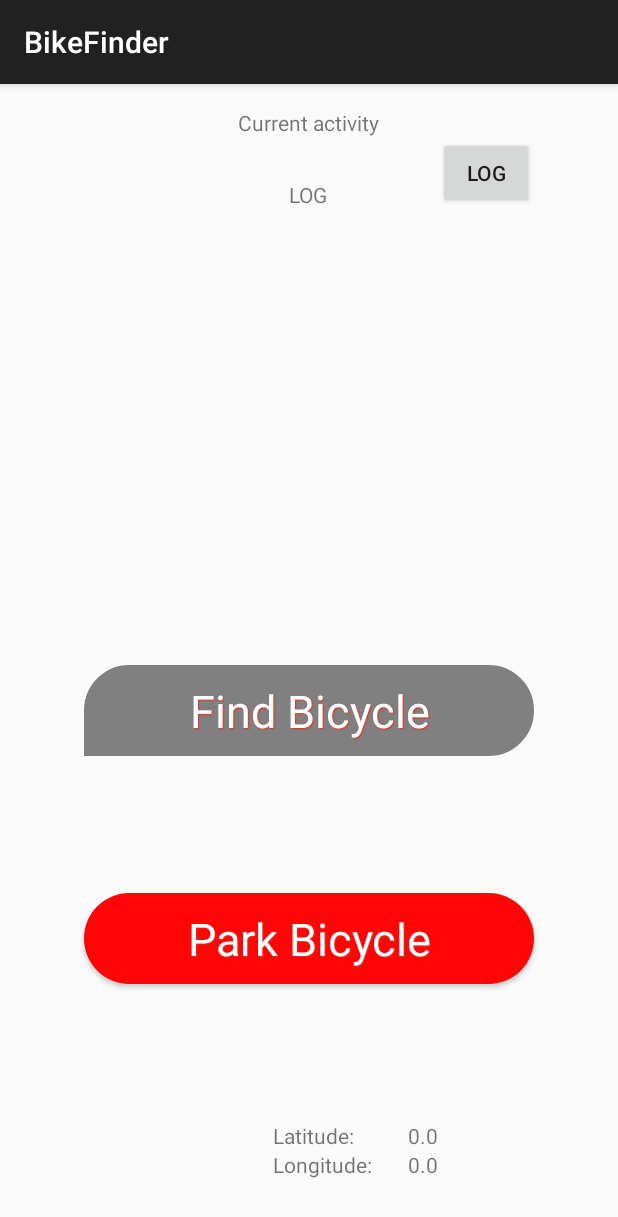
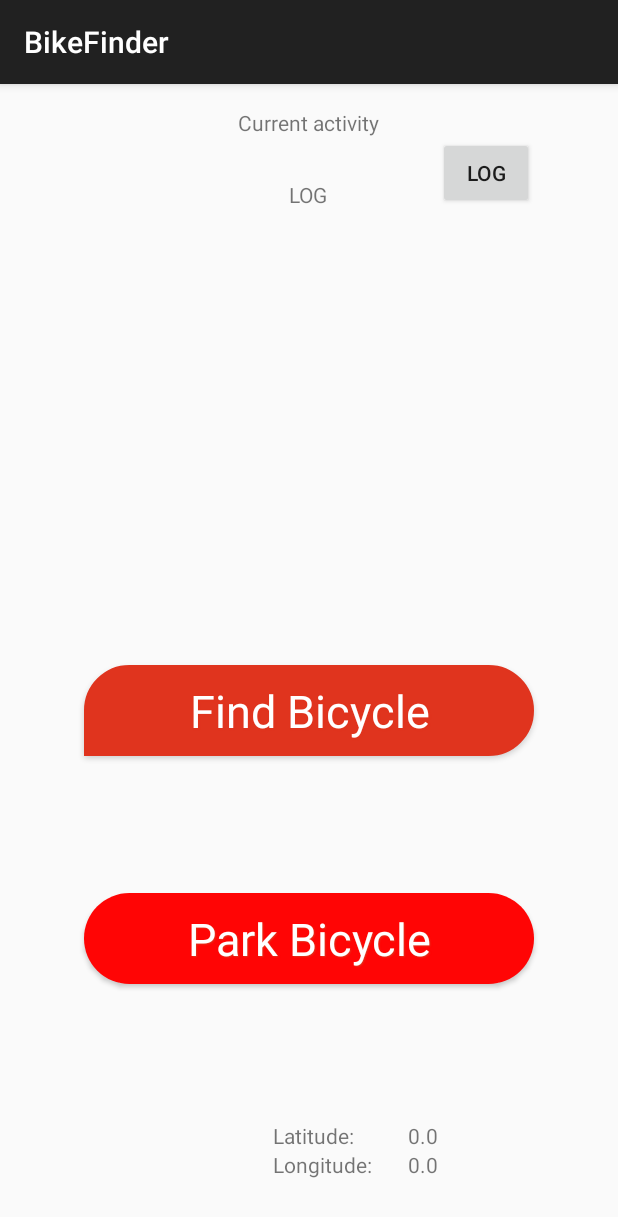
Before and after one commit to Graborg/FindMyBike, an Android app: the MainActivity screen opened directly, with no data from a screen before it, after a tap on "Park Bicycle", on a phone screen of 412 x 824 dp. Shown: the top 1217 px of the screen. Run offline under Robolectric (Android 15) with nearby library versions, the phone set to English and light mode, and no system bars; 2 statements that could not run were skipped.

Commit message:
Fixed issue where park-button wouldnt update bike position

```diff
--- a/app/src/main/java/com/example/findmybike/app/ActivityHandler.java
+++ b/app/src/main/java/com/example/findmybike/app/ActivityHandler.java
@@ -8,6 +8,7 @@ import android.content.IntentFilter;
 import android.media.MediaPlayer;
 import android.os.Bundle;
 import android.util.Log;
+import android.view.View;
 import android.widget.TextView;
 
 import com.google.android.gms.common.ConnectionResult;
@@ -85,12 +86,15 @@ public class ActivityHandler implements Serializable, GooglePlayServicesClient.C
         }
     }
 
+    private void handleParkButton(View v){
+        savePosition();
+    }
     private void resetBike(){
         nbrOfRecognizedBikeAct = 0;
         nbrOfRecognizedWalkingAct = 0;
     }
 
-    private void savePosition(){
+    public void savePosition(){
         locationHelper.startListener();
         currAct.savePosition(locationHelper.getLat(), locationHelper.getLong());;
         Context context = currAct.getApplicationContext();
--- a/app/src/main/java/com/example/findmybike/app/MainActivity.java
+++ b/app/src/main/java/com/example/findmybike/app/MainActivity.java
@@ -6,12 +6,14 @@ import android.content.Context;
 import android.content.Intent;
 import android.graphics.Color;
 import android.graphics.drawable.ColorDrawable;
+import android.media.MediaPlayer;
 import android.os.Bundle;
 import android.util.Log;
 import android.view.MenuItem;
 import android.view.View;
 import android.widget.Button;
 import android.widget.TextView;
+import android.widget.Toast;
 
 
 public class MainActivity extends AbstractReceiverActivity {
@@ -54,14 +56,14 @@ public class MainActivity extends AbstractReceiverActivity {
 
         textLat = (TextView)findViewById(R.id.latitude);
         textLon = (TextView)findViewById(R.id.longitude);
-        textLat.setText(Float.toString(myLocationHelper.getLong()));
-        textLon.setText(Float.toString(myLocationHelper.getLat()));
-
+        textLat.setText(myLocationHelper.getLat().toString());
+        textLon.setText(myLocationHelper.getLong().toString());
         Log.v(TAG, "Appen har startats");
     }
 
-    public void savePosition(View v){
+    public void parkButton(View v){
        myLocationHelper.startListener();
+       savePosition(myLocationHelper.getLat(), myLocationHelper.getLong());
     }
 
 
@@ -99,6 +101,13 @@ public class MainActivity extends AbstractReceiverActivity {
         activityHandler.register(this);
         textLat.setText(myLocationHelper.getLat().toString());
         textLon.setText(myLocationHelper.getLong().toString());
+        if(myLocationHelper.gotLocation()){
+            b2.setBackgroundResource(R.drawable.buttonleft);
+            b2.setEnabled(true);
+        }else{
+            b2.setBackgroundResource(R.drawable.buttonnotclickableleft);
+            b2.setEnabled(false);
+        }
     }
 
     @Override
@@ -107,5 +116,7 @@ public class MainActivity extends AbstractReceiverActivity {
         b2.setEnabled(true);
         textLat.setText(lat.toString());
         textLon.setText(lon.toString());
+        MediaPlayer player = MediaPlayer.create(context, R.raw.bikebell);
+        player.start();
     }
 }
--- a/app/src/main/res/layout/activity_main.xml
+++ b/app/src/main/res/layout/activity_main.xml
@@ -20,7 +20,7 @@
 
         android:layout_width="300dp"
         android:layout_height="wrap_content"
-        android:onClick="savePosition"
+        android:onClick="parkButton"
         android:layout_marginBottom="91dp"
         style="@style/btnStyleOrange"
         android:layout_above="@+id/latitude"
```
